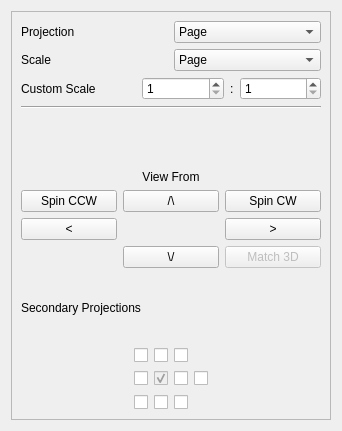
Old version of the form src/Mod/TechDraw/Gui/TaskProjGroup.ui in the repository berndhahnebach/All_FreeCAD.
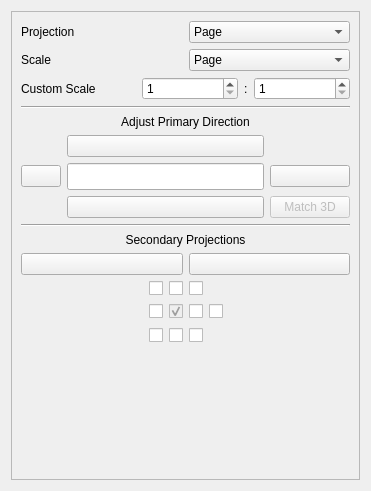
New version of the form. Icons and pictures are not drawn.

Commit message: Improve ProjectionGroup dialog Text to icons in dialog Fix rotation directions

Patch:
```diff
--- a/src/Mod/TechDraw/Gui/TaskProjGroup.ui
+++ b/src/Mod/TechDraw/Gui/TaskProjGroup.ui
@@ -6,8 +6,8 @@
    <rect>
     <x>0</x>
     <y>0</y>
-    <width>342</width>
-    <height>431</height>
+    <width>371</width>
+    <height>491</height>
    </rect>
   </property>
   <property name="sizePolicy">
@@ -174,59 +174,124 @@
          <layout class="QHBoxLayout" name="horizontalLayout_4">
           <item>
            <widget class="QLabel" name="label_5">
+            <property name="sizePolicy">
+             <sizepolicy hsizetype="Preferred" vsizetype="Preferred">
+              <horstretch>0</horstretch>
+              <verstretch>0</verstretch>
+             </sizepolicy>
+            </property>
             <property name="text">
-             <string>View From</string>
+             <string>Adjust Primary Direction</string>
+            </property>
+            <property name="scaledContents">
+             <bool>true</bool>
             </property>
             <property name="alignment">
-             <set>Qt::AlignBottom|Qt::AlignHCenter</set>
+             <set>Qt::AlignCenter</set>
+            </property>
+            <property name="indent">
+             <number>0</number>
             </property>
            </widget>
           </item>
          </layout>
         </item>
         <item>
-         <layout class="QGridLayout" name="gridLayout">
-          <item row="2" column="2">
-           <widget class="QPushButton" name="butCWRotate">
-            <property name="toolTip">
-             <string>About 3D Y</string>
+         <layout class="QGridLayout" name="gridLayout" columnstretch="0,0,0">
+          <item row="1" column="1">
+           <widget class="QLineEdit" name="lePrimary">
+            <property name="enabled">
+             <bool>true</bool>
             </property>
-            <property name="text">
-             <string>Spin CW</string>
+            <property name="font">
+             <font>
+              <pointsize>12</pointsize>
+              <weight>50</weight>
+              <italic>false</italic>
+              <bold>false</bold>
+             </font>
+            </property>
+            <property name="focusPolicy">
+             <enum>Qt::NoFocus</enum>
+            </property>
+            <property name="alignment">
+             <set>Qt::AlignCenter</set>
+            </property>
+            <property name="readOnly">
+             <bool>true</bool>
             </property>
            </widget>
           </item>
-          <item row="3" column="2">
+          <item row="1" column="2">
            <widget class="QPushButton" name="butRightRotate">
             <property name="toolTip">
              <string>About 3D Z</string>
             </property>
             <property name="text">
-             <string>&gt;</string>
+             <string/>
             </property>
-           </widget>
-          </item>
-          <item row="2" column="0">
-           <widget class="QPushButton" name="butCCWRotate">
-            <property name="toolTip">
-             <string>About 3D Y</string>
+            <property name="icon">
+             <iconset>
+              <normalon>:/icons/arrow-right.svg</normalon>
+             </iconset>
             </property>
-            <property name="text">
-             <string>Spin CCW</string>
+            <property name="iconSize">
+             <size>
+              <width>24</width>
+              <height>24</height>
+             </size>
             </property>
            </widget>
           </item>
-          <item row="2" column="1">
+          <item row="0" column="1">
            <widget class="QPushButton" name="butTopRotate">
+            <property name="sizePolicy">
+             <sizepolicy hsizetype="Preferred" vsizetype="Preferred">
+              <horstretch>0</horstretch>
+              <verstretch>0</verstretch>
+             </sizepolicy>
+            </property>
             <property name="toolTip">
              <string>About 3D X</string>
             </property>
             <property name="text">
-             <string>/\</string>
+             <string/>
             </property>
+            <property name="icon">
+             <iconset>
+              <normalon>:/icons/arrow-up.svg</normalon>
+             </iconset>
+            </property>
+            <property name="iconSize">
+             <size>
+              <width>24</width>
+              <height>24</height>
+             </size>
+            </property>
            </widget>
           </item>
-          <item row="4" column="2">
+          <item row="1" column="0">
+           <widget class="QPushButton" name="butLeftRotate">
+            <property name="toolTip">
+             <string>Rotate left</string>
+            </property>
+            <property name="text">
+             <string/>
+            </property>
+            <property name="icon">
+             <iconset>
+              <normalon>:/icons/arrow-left.svg</normalon>
+             </iconset>
+            </property>
+            <property name="iconSize">
+             <size>
+              <width>24</width>
+              <height>24</height>
+             </size>
+            </property>
+           </widget>
+          </item>
+          <item row="2" column="2">
            <widget class="QPushButton" name="pushButton_8">
             <property name="enabled">
              <bool>false</bool>
@@ -236,28 +301,36 @@
             </property>
            </widget>
           </item>
-          <item row="3" column="0">
-           <widget class="QPushButton" name="butLeftRotate">
-            <property name="toolTip">
-             <string>About 3D Y</string>
-            </property>
-            <property name="text">
-             <string>&lt;</string>
-            </property>
-           </widget>
-          </item>
-          <item row="4" column="1">
+          <item row="2" column="1">
            <widget class="QPushButton" name="butDownRotate">
             <property name="toolTip">
              <string>About 3D X</string>
             </property>
             <property name="text">
-             <string>\/</string>
+             <string/>
+            </property>
+            <property name="icon">
+             <iconset>
+              <normalon>:/icons/arrow-down.svg</normalon>
+             </iconset>
+            </property>
+            <property name="iconSize">
+             <size>
+              <width>24</width>
+              <height>24</height>
+             </size>
             </property>
            </widget>
           </item>
          </layout>
         </item>
+        <item>
+         <widget class="Line" name="line_2">
+          <property name="orientation">
+           <enum>Qt::Horizontal</enum>
+          </property>
+         </widget>
+        </item>
         <item>
          <layout class="QHBoxLayout" name="horizontalLayout_8">
           <item>
@@ -265,6 +338,43 @@
             <property name="text">
              <string>Secondary Projections</string>
             </property>
+            <property name="alignment">
+             <set>Qt::AlignCenter</set>
+            </property>
+           </widget>
+          </item>
+         </layout>
+        </item>
+        <item>
+         <layout class="QHBoxLayout" name="horizontalLayout">
+          <item>
+           <widget class="QPushButton" name="butCWRotate">
+            <property name="toolTip">
+             <string>Spin CW</string>
+            </property>
+            <property name="text">
+             <string/>
+            </property>
+            <property name="icon">
+             <iconset>
+              <normalon>:/icons/arrow-cw.svg</normalon>
+             </iconset>
+            </property>
+           </widget>
+          </item>
+          <item>
+           <widget class="QPushButton" name="butCCWRotate">
+            <property name="toolTip">
+             <string>Spin CCW</string>
+            </property>
+            <property name="text">
+             <string/>
+            </property>
+            <property name="icon">
+             <iconset>
+              <normalon>:/icons/arrow-ccw.svg</normalon>
+             </iconset>
+            </property>
            </widget>
           </item>
          </layout>
@@ -380,6 +490,19 @@
         </item>
        </layout>
       </item>
+      <item>
+       <spacer name="verticalSpacer">
+        <property name="orientation">
+         <enum>Qt::Vertical</enum>
+        </property>
+        <property name="sizeHint" stdset="0">
+         <size>
+          <width>20</width>
+          <height>40</height>
+         </size>
+        </property>
+       </spacer>
+      </item>
      </layout>
     </widget>
    </item>
```
Left out of the diff: 10 changed lines with no effect on the pictures. The commit also changes 9 other files.
